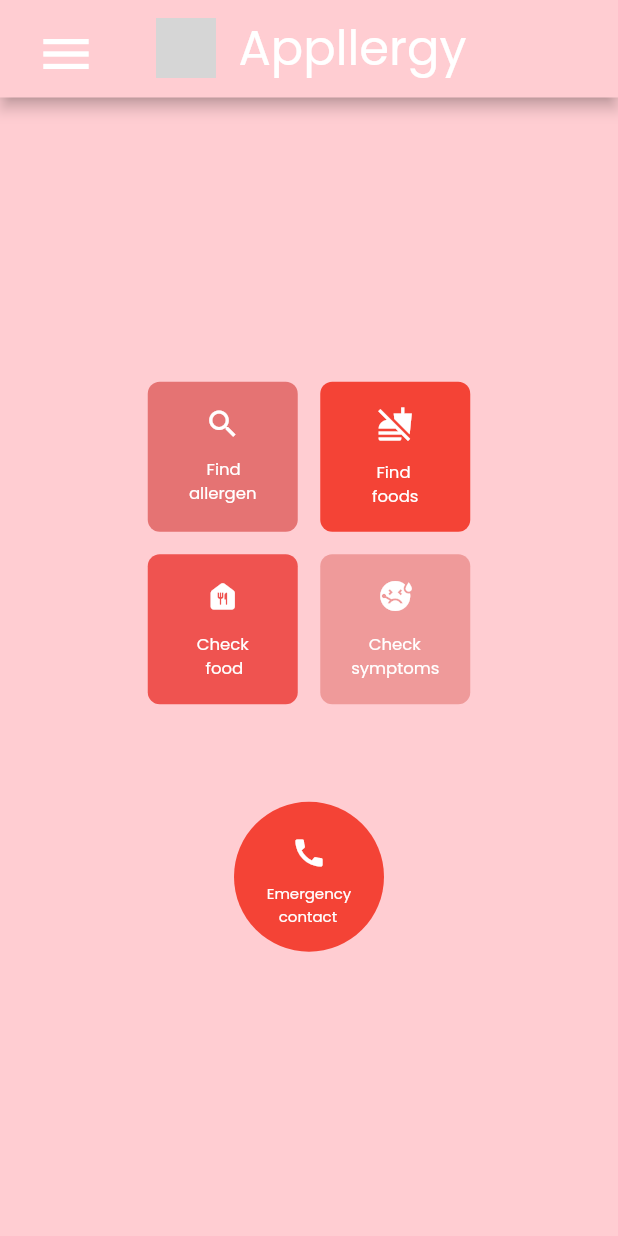
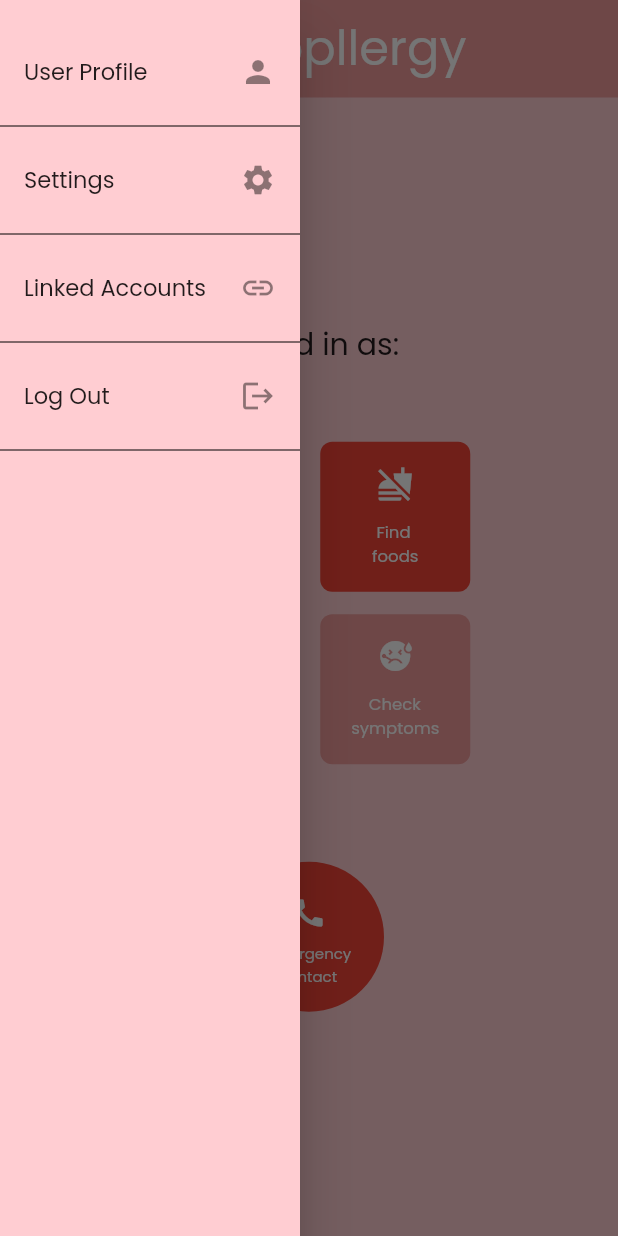
Before and after one commit to gavin331/orbital, a Flutter app: the screen it shows once a user with an empty profile is signed in, with the side drawer open (before the commit the screen has no drawer), on a phone screen of 412 x 824 dp. Run offline on Flutter 3.47's test engine with Material 2 defaults, Android fonts, the phone set to English and light mode, and no system bars; our stand-ins replace firebase_auth, firebase_core; accounts and stored records are empty; grey boxes are pictures that could not be loaded.

Commit message:
Added SideMenu Screen

```diff
--- a/lib/screens/HomePage.dart
+++ b/lib/screens/HomePage.dart
@@ -1,93 +1,167 @@
 import 'package:flutter/material.dart';
-// import 'package:orbital_appllergy/service/AuthService.dart';
+import '../service/AuthService.dart';
+import 'SideMenu.dart';
 
 class HomePage extends StatelessWidget {
-  const HomePage({Key? key}) : super(key: key);
+  HomePage({Key? key}) : super(key: key);
 
-//   @override
-//   Widget build(BuildContext context) {
+  AuthService authService = AuthService();
+  final GlobalKey<ScaffoldState> _scaffoldKey = GlobalKey<ScaffoldState>();
 
-//     AuthService authService = AuthService();
-
-//     return Scaffold(
-//       body: Center(
-//         child: Column(
-//           mainAxisAlignment: MainAxisAlignment.center,
-//           children: [
-//             const Text('Temporary home page'),
-//             Text('Signed in as: ${authService.user?.email}'),
-//             ElevatedButton(
-//                 onPressed: () async {
-//                   await authService.signOut(context);
-//                 },
-//                 child: const Text('Log Out'),
-//             ),
-//           ],
-//         ),
-//       )
-//     );
-//   }
-// }
-
-// import 'package:flutter/material.dart';
-
-// void main() => runApp(MaterialApp(
-//   home: HomeScreen(),
-// ));
-
-// class HomeScreen extends StatelessWidget {
   @override
   Widget build(BuildContext context) {
     return Scaffold(
+      key: _scaffoldKey,
+      drawer: SideMenu(),
       backgroundColor: Colors.red[100],
       appBar: PreferredSize(
-        preferredSize: Size.fromHeight(65.0),
+        preferredSize: const Size.fromHeight(65.0),
         child: AppBar(
+          automaticallyImplyLeading: false,
           title: Padding(
-            padding: EdgeInsets.fromLTRB(0.0, 20.0, 0.0, 12.0),
+            padding: const EdgeInsets.fromLTRB(0.0, 20.0, 0.0, 12.0),
             child: Row(
               mainAxisAlignment: MainAxisAlignment.center,
               crossAxisAlignment: CrossAxisAlignment.center,
               children: [
+                // Icon menu
                 IconButton(
-                  icon: Icon(Icons.menu, size: 40.0),
-                  onPressed: () {}, // menu card pops up from the left
+                  icon: const Icon(
+                      Icons.menu,
+                      size: 40.0
                   ),
-                SizedBox(width: 40.0),
-                Image.asset('windows/assets/images/apple.png', height: 40.0),
-                SizedBox(width: 15.0),
-                Text('Appllergy',
+                  onPressed: () {
+                    _scaffoldKey.currentState?.openDrawer();
+                  }, // menu card pops up from the left
+                ),
+                const SizedBox(width: 40.0),
+
+                //Logo and title
+                Image.asset(
+                  'assets/apple.png',
+                  height: 40.0,
+                ),
+                const SizedBox(width: 15.0),
+                const Text('Appllergy',
                     style: TextStyle(
                         fontSize: 32.0,
-                      fontFamily: 'Poppins')
+                        fontFamily: 'Poppins'
+                    )
                 ),
                 Expanded(child: Container()),
               ],
             ),
           ),
           centerTitle: true,
-          backgroundColor: Colors.red[100],
+          backgroundColor: Colors.red[200],
+          elevation: 0,
         ),
       ),
       body: Column(
           mainAxisAlignment: MainAxisAlignment.center,
           children: [
+            Text(
+              'Signed in as: ${authService.user?.email}',
+              style: const TextStyle(
+                fontFamily: 'Poppins',
+                fontSize: 20,
+              ),
+            ),
+            const SizedBox(height: 50),
             Row(
                 mainAxisAlignment: MainAxisAlignment.center,
                 children: <Widget> [
                   SizedBox(
-                    height: 100.0, width: 100.0,
+                    height: 100.0,
+                    width: 100.0,
                     child: TextButton(
                       onPressed: () {}, // go to Find Allergen screen
                       style: ButtonStyle(
-                      backgroundColor: MaterialStateProperty.resolveWith<Color>((states) {
+                        backgroundColor:
+                            MaterialStateProperty.resolveWith<Color>((states) {
                           if (states.contains(MaterialState.pressed)) {
                             return Colors.red[400]!;
                           }
                           return Colors.red[300]!;
                         }),
                         padding: MaterialStateProperty.all<EdgeInsetsGeometry>(
-                      EdgeInsets.all(16.0),
+                          const EdgeInsets.all(16.0),
+                        ),
+                        shape: MaterialStateProperty.all<RoundedRectangleBorder>(
+                          RoundedRectangleBorder(
+                            borderRadius: BorderRadius.circular(8.0),
+                          ),
+                        ),
+                      ),
+                      child: Column(children: const [
+                        Icon(Icons.search, color: Colors.white),
+                        SizedBox(height: 10.0),
+                        Text(
+                          '    Find\nallergen',
+                          style: TextStyle(
+                              color: Colors.white,
+                              fontFamily: 'Poppins',
+                              fontSize: 11.0),
+                        ),
+                      ]),
+                    ),
+                  ),
+                  const SizedBox(width: 15.0),
+                  SizedBox(
+                    height: 100.0,
+                    width: 100.0,
+                    child: TextButton(
+                      onPressed: () {}, // go to Find foods screen
+                      style: ButtonStyle(
+                        backgroundColor:
+                            MaterialStateProperty.resolveWith<Color>((states) {
+                          if (states.contains(MaterialState.pressed)) {
+                            return Colors.red[600]!;
+                          }
+                          return Colors.red[500]!;
+                        }),
+                        padding: MaterialStateProperty.all<EdgeInsetsGeometry>(
+                          const EdgeInsets.all(16.0),
+                        ),
+                        shape: MaterialStateProperty.all<RoundedRectangleBorder>(
+                          RoundedRectangleBorder(
+                            borderRadius: BorderRadius.circular(8.0),
+                          ),
+                        ),
+                      ),
+                      child: Column(children: const [
+                        Icon(Icons.no_food, color: Colors.white),
+                        SizedBox(height: 12.0),
+                        Text(' Find\nfoods',
+                            style: TextStyle(
+                              color: Colors.white,
+                              fontFamily: 'Poppins',
+                              fontSize: 11.0,
+                            )),
+                      ]),
+                    ),
+                  ),
+                ]
+            ),
+            const SizedBox(height: 15.0),
+            Row(
+              mainAxisAlignment: MainAxisAlignment.center,
+              children: <Widget>[
+                SizedBox(
+                  height: 100.0,
+                  width: 100.0,
+                  child: TextButton(
+                    onPressed: () {}, // go to Check Food screen
+                    style: ButtonStyle(
+                      backgroundColor:
+                          MaterialStateProperty.resolveWith<Color>((states) {
+                        if (states.contains(MaterialState.pressed)) {
+                          return Colors.red[500]!;
+                        }
+                        return Colors.red[400]!;
+                      }),
+                      padding: MaterialStateProperty.all<EdgeInsetsGeometry>(
+                        const EdgeInsets.all(16.0),
                       ),
                       shape: MaterialStateProperty.all<RoundedRectangleBorder>(
                         RoundedRectangleBorder(
@@ -96,85 +170,10 @@ class HomePage extends StatelessWidget {
                       ),
                     ),
                     child: Column(
-                children: [
-                    Icon(Icons.search, color: Colors.white),
-                    SizedBox(height: 10.0),
-                    Text('    Find\nallergen',
-                        style: TextStyle(
-                            color: Colors.white,
-                            fontFamily: 'Poppins',
-                            fontSize: 11.0
+                        children: const [
+                          Icon(Icons.food_bank_rounded,
+                            color: Colors.white
                           ),
-                    ),
-                ]
-              ),
-            ),
-                  ),
-      SizedBox(width: 15.0),
-      SizedBox(
-            height: 100.0, width: 100.0,
-            child: TextButton(
-            onPressed: () {}, // go to Find foods screen
-            style: ButtonStyle(
-              backgroundColor: MaterialStateProperty.resolveWith<Color>((states) {
-                if (states.contains(MaterialState.pressed)) {
-                return Colors.red[600]!;
-                }
-                return Colors.red[500]!;
-                }),
-            padding: MaterialStateProperty.all<EdgeInsetsGeometry>(
-            EdgeInsets.all(16.0),
-            ),
-            shape: MaterialStateProperty.all<RoundedRectangleBorder>(
-              RoundedRectangleBorder(
-              borderRadius: BorderRadius.circular(8.0),
-              ),
-            ),
-    ),
-    child: Column(
-            children: [
-              Icon(Icons.no_food, color: Colors.white),
-              SizedBox(height: 12.0),
-              Text(' Find\nfoods',
-                style: TextStyle(
-                color: Colors.white,
-                    fontFamily: 'Poppins',
-                    fontSize: 11.0
-                )
-              ),
-            ]
-            ),
-            ),
-      ),
-      ]
-      ),
-    SizedBox(height: 15.0),
-    Row(
-      mainAxisAlignment: MainAxisAlignment.center,
-    children: <Widget> [
-    SizedBox(
-      height: 100.0, width: 100.0,
-      child: TextButton(
-      onPressed: () {}, // go to Check Food screen
-      style: ButtonStyle(
-      backgroundColor: MaterialStateProperty.resolveWith<Color>((states) {
-      if (states.contains(MaterialState.pressed)) {
-      return Colors.red[500]!;
-      }
-      return Colors.red[400]!;
-      }),
-            padding: MaterialStateProperty.all<EdgeInsetsGeometry>(
-              EdgeInsets.all(16.0),
-            ),
-            shape: MaterialStateProperty.all<RoundedRectangleBorder>(
-              RoundedRectangleBorder(
-                borderRadius: BorderRadius.circular(8.0),
-              ),
-            ),
-      ),
-            child: Column(
-                children: [
-                  Icon(Icons.food_bank_rounded, color: Colors.white),
                           SizedBox(height: 12.0),
                           Text('Check\n  food',
                               style: TextStyle(
@@ -187,20 +186,22 @@ class HomePage extends StatelessWidget {
                     ),
                   ),
                 ),
-      SizedBox(width: 15.0),
+                const SizedBox(width: 15.0),
                 SizedBox(
-            height: 100.0, width: 100.0,
+                  height: 100.0,
+                  width: 100.0,
                   child: TextButton(
                     onPressed: () {}, // go to Check symptoms screen
                     style: ButtonStyle(
-                backgroundColor: MaterialStateProperty.resolveWith<Color>((states) {
+                      backgroundColor:
+                          MaterialStateProperty.resolveWith<Color>((states) {
                         if (states.contains(MaterialState.pressed)) {
                           return Colors.red[300]!;
                         }
                         return Colors.red[200]!;
                       }),
                       padding: MaterialStateProperty.all<EdgeInsetsGeometry>(
-                  EdgeInsets.all(16.0),
+                        const EdgeInsets.all(16.0),
                       ),
                       shape: MaterialStateProperty.all<RoundedRectangleBorder>(
                         RoundedRectangleBorder(
@@ -209,15 +210,16 @@ class HomePage extends StatelessWidget {
                       ),
                     ),
                     child: Column(
-                  children: [
+                        children: const [
                           Icon(Icons.sick, color: Colors.white),
                           SizedBox(height: 12.0),
-                    Text('    Check\nsymptoms',
+                          Text(
+                            '    Check\nsymptoms',
                             style: TextStyle(
                                 color: Colors.white,
                                 fontFamily: 'Poppins',
                                 fontSize: 11.0
-                        )
+                            ),
                           ),
                         ]
                     ),
@@ -225,23 +227,25 @@ class HomePage extends StatelessWidget {
                 ),
               ],
             ),
-      SizedBox(height: 65.0),
+            const SizedBox(height: 65.0),
             Row(
                 mainAxisAlignment: MainAxisAlignment.center,
-        children: <Widget> [
+                children: <Widget>[
                   SizedBox(
-            height: 100.0, width: 100.0,
+                    height: 100.0,
+                    width: 100.0,
                     child: TextButton(
                         onPressed: () {}, // trigger call to 995 and message sent to emergency contacts
                         style: ButtonStyle(
-                backgroundColor: MaterialStateProperty.resolveWith<Color>((states) {
+                          backgroundColor:
+                              MaterialStateProperty.resolveWith<Color>((states) {
                             if (states.contains(MaterialState.pressed)) {
                               return Colors.red[600]!;
                             }
                             return Colors.red;
                           }),
                           padding: MaterialStateProperty.all<EdgeInsetsGeometry>(
-                  EdgeInsets.all(16.0),
+                            const EdgeInsets.all(16.0),
                           ),
                           shape: MaterialStateProperty.all<RoundedRectangleBorder>(
                             RoundedRectangleBorder(
@@ -249,8 +253,7 @@ class HomePage extends StatelessWidget {
                             ),
                           ),
                         ),
-              child: Column(
-                  children: [
+                        child: Column(children: const [
                           SizedBox(height: 6.0),
                           Icon(Icons.call, color: Colors.white),
                           SizedBox(height: 8.0),
@@ -258,17 +261,15 @@ class HomePage extends StatelessWidget {
                               style: TextStyle(
                                 color: Colors.white,
                                 fontFamily: 'Poppins',
-                          fontSize: 10.0
+                                fontSize: 10.0,
                               )
-                    ),
-                  ]
+                          )]
                         )
                     ),
                   ),
               ]
             ),
-      ]
-          ),
+        ]),
     );
   }
 }
--- /dev/null
+++ b/lib/screens/SideMenu.dart
@@ -0,0 +1,94 @@
+import 'package:flutter/material.dart';
+import 'package:orbital_appllergy/service/AuthService.dart';
+
+class SideMenu extends StatelessWidget {
+  SideMenu({Key? key}) : super(key: key);
+
+  final AuthService _authService = AuthService();
+
+  @override
+  Widget build(BuildContext context) {
+    return SizedBox(
+      width: 200,
+      child: Drawer(
+        backgroundColor: Colors.red[100],
+        child: Padding(
+          padding: const EdgeInsets.fromLTRB(0, 20.0, 0, 0),
+          child: ListView(
+            padding: EdgeInsets.zero,
+            children: [
+              ListTile(
+                trailing: const Icon(Icons.person),
+                title: const Text(
+                  'User Profile',
+                  style: TextStyle(
+                    fontFamily: 'Poppins',
+                    fontSize: 15,
+                  ),
+                ),
+                onTap: () {
+                  Navigator.pop(context); // Close the side menu
+                  // TODO: Navigate to the User Profile screen
+                },
+              ),
+              const Divider(
+                  color: Colors.black
+              ),
+              ListTile(
+                trailing: const Icon(Icons.settings),
+                title: const Text(
+                  'Settings',
+                  style: TextStyle(
+                    fontFamily: 'Poppins',
+                    fontSize: 15,
+                  ),
+                ),
+                onTap: () {
+                  Navigator.pop(context); // Close the side menu
+                  // TODO: Navigate to the Settings screen
+                },
+              ),
+              const Divider(
+                  color: Colors.black
+              ),
+              ListTile(
+                trailing: const Icon(Icons.link),
+                title: const Text(
+                  'Linked Accounts',
+                  style: TextStyle(
+                    fontFamily: 'Poppins',
+                    fontSize: 15,
+                  ),
+                ),
+                onTap: () {
+                  Navigator.pop(context); // Close the side menu
+                  // TODO: Navigate to the Linked Accounts screen
+                },
+              ),
+              const Divider(
+                color: Colors.black
+              ),
+              ListTile(
+                trailing: const Icon(Icons.logout),
+                title: const Text(
+                  'Log Out',
+                  style: TextStyle(
+                    fontFamily: 'Poppins',
+                    fontSize: 15,
+                  ),
+                ),
+                onTap: () async {
+                  Navigator.pop(context); // Close the side menu
+                  await _authService.signOut(context);
+                },
+              ),
+              const Divider(
+                  color: Colors.black
+              ),
+            ],
+          ),
+        ),
+      ),
+    );
+  }
+}
--- a/lib/screens/SuccessfulRegistration.dart
+++ b/lib/screens/SuccessfulRegistration.dart
@@ -39,7 +39,7 @@ class SuccessfulRegistration extends StatelessWidget {
                   Navigator.pushReplacement(
                     context,
                     MaterialPageRoute(
-                        builder: (context) => const HomePage()
+                        builder: (context) => HomePage()
                     ),
                   );
                 },
--- a/lib/screens/Wrapper.dart
+++ b/lib/screens/Wrapper.dart
@@ -18,7 +18,7 @@ class Wrapper extends StatelessWidget {
         builder: (context, snapshot) {
           //snapshot.hasData is true when the user is logged in and false otherwise
           if (snapshot.hasData) {
-            return const HomePage();
+            return HomePage();
           } else {
             return const SignIn();
           }
--- a/lib/service/AuthService.dart
+++ b/lib/service/AuthService.dart
@@ -21,7 +21,7 @@ class AuthService {
       );
       Navigator.pushReplacement(
         context,
-        MaterialPageRoute(builder: (context) => const HomePage()),
+        MaterialPageRoute(builder: (context) => HomePage()),
       );
     } on FirebaseAuthException catch (e) {
       if (e.code == 'user-not-found') {
```
Lines whose indentation alone changed are shown as unchanged.
